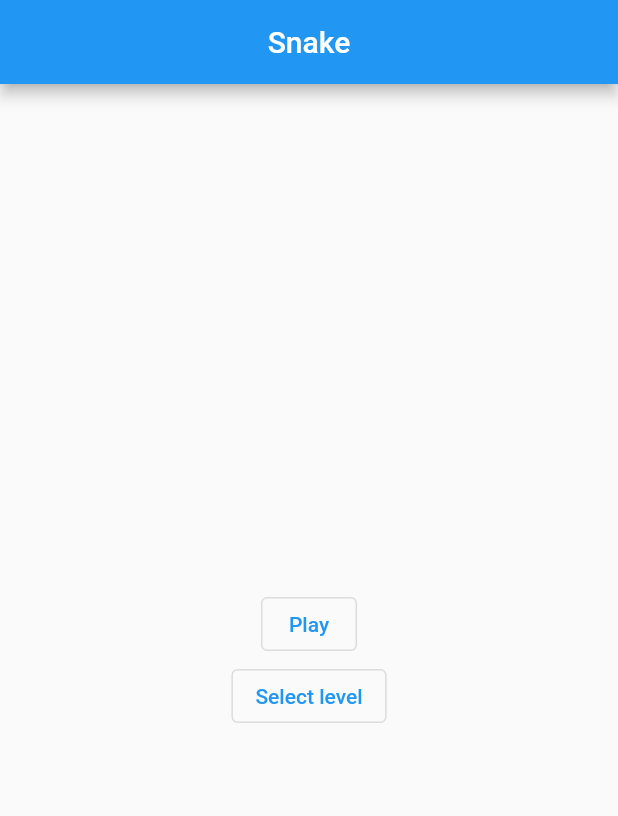
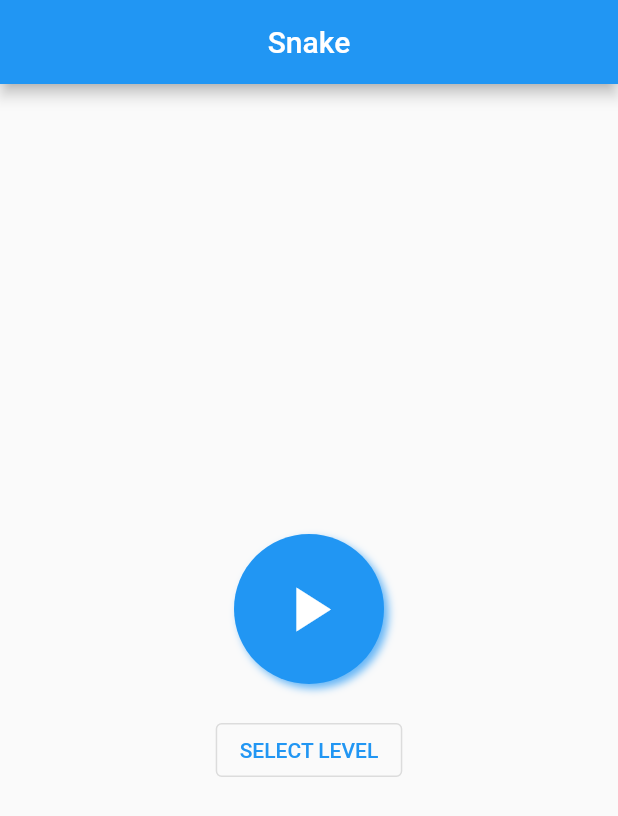
Before and after one commit to carum98/snake, a Flutter app: the screen it shows after launch, on a phone screen of 412 x 824 dp. Shown: the top 816 px of the screen. Run offline on Flutter 3.47's test engine with Material 2 defaults, Android fonts, the phone set to English and light mode, and no system bars.

Commit message:
Visual changes

```diff
--- a/lib/main.dart
+++ b/lib/main.dart
@@ -1,4 +1,5 @@
 import 'package:flutter/material.dart';
+import 'package:flutter/services.dart';
 import 'package:snake/config/router.dart';
 import 'package:snake/constants/levels.dart';
 import 'package:snake/models/score.dart';
@@ -17,6 +18,12 @@ class MyApp extends StatelessWidget {
   Widget build(BuildContext context) {
     return MaterialApp(
       debugShowCheckedModeBanner: false,
+      theme: ThemeData(
+        appBarTheme: AppBarTheme(
+          backwardsCompatibility: false, // 1
+          systemOverlayStyle: SystemUiOverlayStyle.light, // 2
+        ),
+      ),
       initialRoute: '/',
       onGenerateRoute: RouteGenerator.generateRoute,
     );
--- a/lib/pages/menu_page.dart
+++ b/lib/pages/menu_page.dart
@@ -1,4 +1,5 @@
 import 'package:flutter/material.dart';
+import 'package:flutter/services.dart';
 
 class MenuPage extends StatelessWidget {
   const MenuPage({Key? key}) : super(key: key);
@@ -14,17 +15,41 @@ class MenuPage extends StatelessWidget {
         child: Column(
           mainAxisAlignment: MainAxisAlignment.center,
           children: [
-            OutlinedButton(
-              onPressed: () {
+            GestureDetector(
+              onTap: () {
                 Navigator.pushNamed(context, '/level/1');
               },
-              child: const Text('Play'),
+              child: Container(
+                height: 100,
+                width: 100,
+                decoration: BoxDecoration(
+                  color: Colors.blue,
+                  shape: BoxShape.circle,
+                  boxShadow: [
+                    BoxShadow(
+                      color: Colors.blue.shade300,
+                      blurRadius: 4,
+                      offset: Offset(3, 3),
+                    ),
+                  ],
+                ),
+                child: Center(
+                  child: Icon(
+                    Icons.play_arrow,
+                    color: Colors.white,
+                    size: 50,
+                  ),
+                ),
+              ),
+            ),
+            SizedBox(
+              height: 20,
             ),
             OutlinedButton(
               onPressed: () {
                 Navigator.pushNamed(context, '/levels');
               },
-              child: const Text('Select level'),
+              child: const Text('SELECT LEVEL'),
             ),
           ],
         ),
--- a/lib/pages/select_level_page.dart
+++ b/lib/pages/select_level_page.dart
@@ -18,7 +18,7 @@ class SelectLevelPage extends StatelessWidget {
         itemBuilder: (context, index) => Container(
           margin: EdgeInsets.all(10),
           decoration: BoxDecoration(
-            color: Colors.grey[400],
+            color: Colors.blue.shade200,
             borderRadius: BorderRadius.circular(10),
           ),
           child: Material(
```
